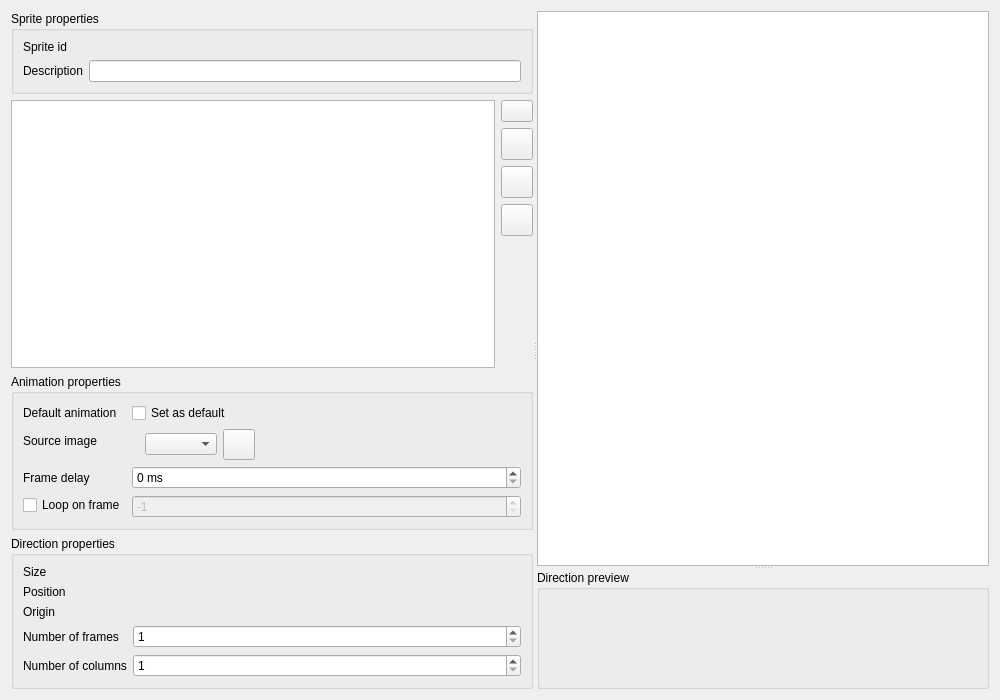
solarus-games/solarus-quest-editor, file src/gui/sprite_editor.ui: the form before one commit.
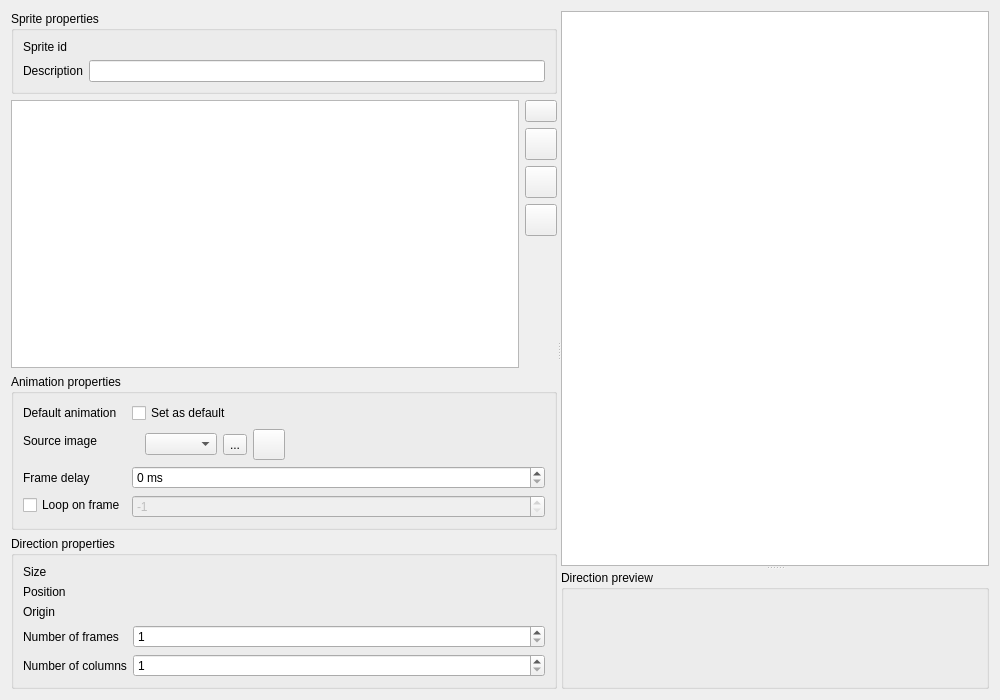
The form after the commit. Icons and pictures are not drawn. Custom widgets are drawn as their Qt base class.

Commit message: Add a button to reload the image in sprite editor. Fix #50.

What changed in the file:
```diff
--- a/src/gui/sprite_editor.ui
+++ b/src/gui/sprite_editor.ui
@@ -305,6 +305,26 @@
                  </property>
                 </widget>
                </item>
+               <item>
+                <widget class="QToolButton" name="src_image_refresh_button">
+                 <property name="toolTip">
+                  <string>Refresh image</string>
+                 </property>
+                 <property name="text">
+                  <string>...</string>
+                 </property>
+                 <property name="icon">
+                  <iconset resource="../../resources/images.qrc">
+                   <normaloff>:/images/icon_refresh.png</normaloff>:/images/icon_refresh.png</iconset>
+                 </property>
+                 <property name="iconSize">
+                  <size>
+                   <width>24</width>
+                   <height>24</height>
+                  </size>
+                 </property>
+                </widget>
+               </item>
                <item>
                 <widget class="QToolButton" name="src_image_button">
                  <property name="toolTip">
```
The commit also changes 2 other files.
